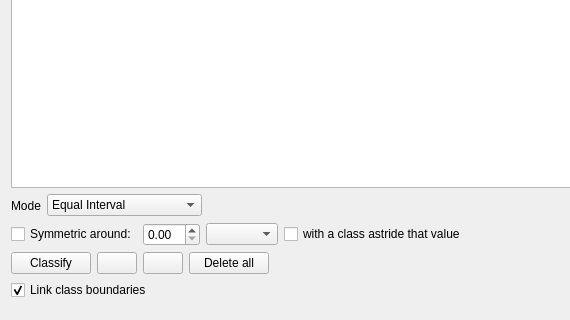
Qt form src/ui/qgsgraduatedsymbolrendererv2widget.ui (qgis/QGIS) before a commit; both pictures show x 0 to 570 and y 234 to 554 of the 952 by 554 pixel window.
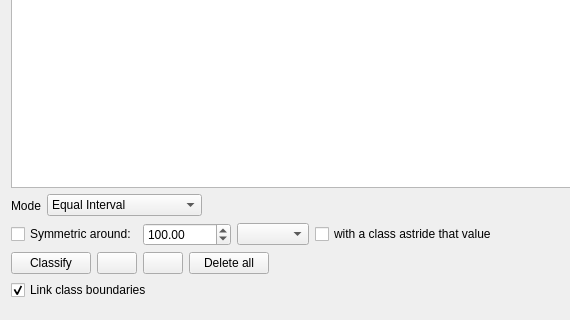
The same form after that commit. Icons and pictures are not drawn. Custom widgets are drawn as their Qt base class.

Commit message: 2 improvements regarding kannes comments

```diff
--- a/src/ui/qgsgraduatedsymbolrendererv2widget.ui
+++ b/src/ui/qgsgraduatedsymbolrendererv2widget.ui
@@ -437,6 +437,15 @@
            <property name="specialValueText">
             <string/>
            </property>
+           <property name="minimum">
+            <double>-99999999999999995164818811802792197885196090803013355167206819763650035712.000000000000000</double>
+           </property>
+           <property name="maximum">
+            <double>99999999999999995164818811802792197885196090803013355167206819763650035712.000000000000000</double>
+           </property>
+           <property name="value">
+            <double>100.000000000000000</double>
+           </property>
            <property name="showClearButton" stdset="0">
             <bool>false</bool>
            </property>
```
The commit also changes 1 other file.
